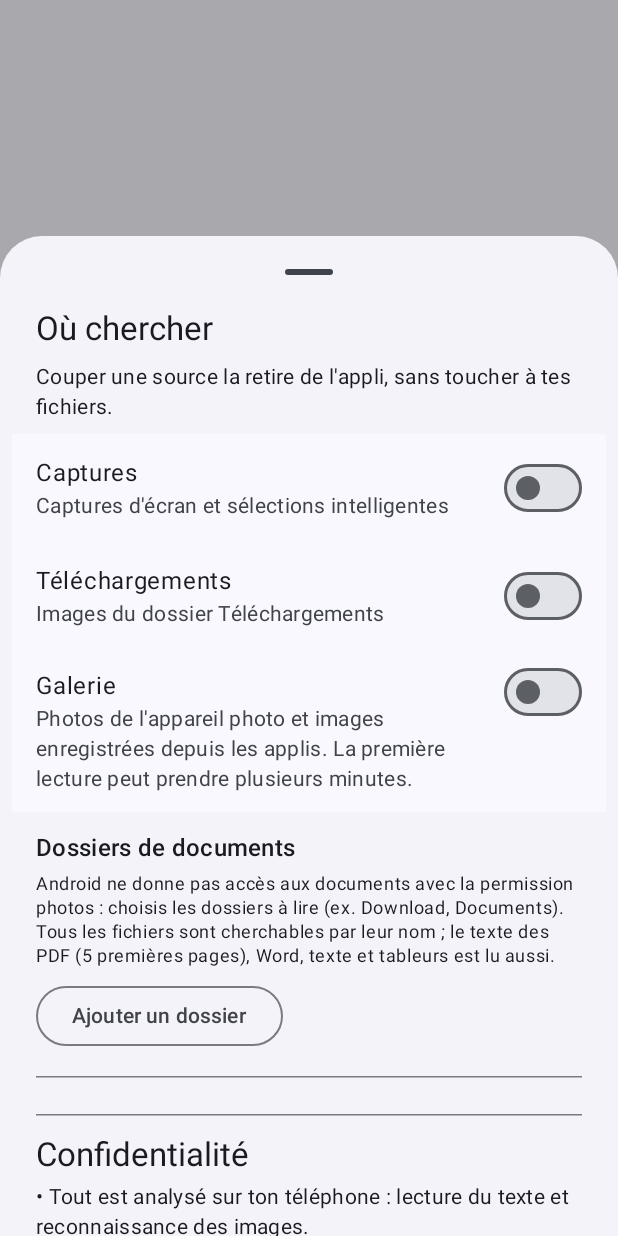
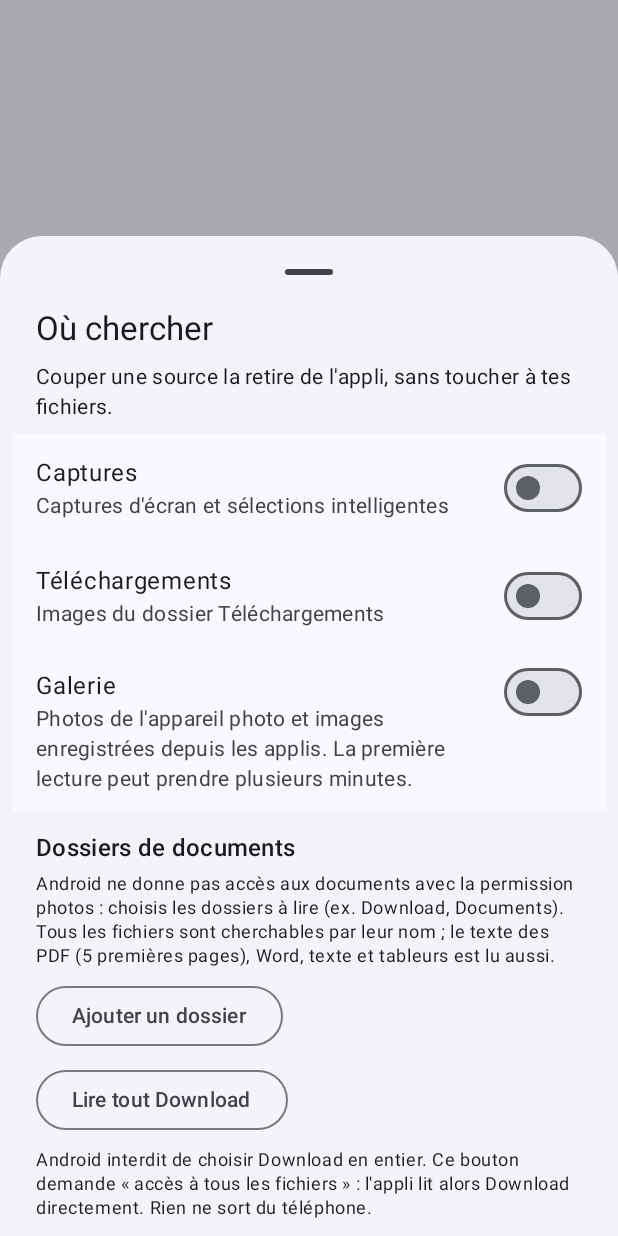
Before and after one commit to w-koujdal/trieur, an Android app built with Jetpack Compose: the composable SettingsSheet shown on its own in the app's theme, scrolled down 254 dp, on a phone screen of 412 x 824 dp. Run offline under Robolectric (Android 15) with nearby library versions, the phone set to English and light mode, and no system bars; 1 statement that could not run was skipped.

Commit message:
Download entier via « accès à tous les fichiers » (Android interdit de le choisir dans le sélecteur)
Co-Authored-By: Claude Opus 5.5 <noreply@anthropic.com>
Claude-Session: https://claude.ai/code/session_01EpDP6y3CgWhQAsLqBwaXEt

```diff
--- a/app/src/main/AndroidManifest.xml
+++ b/app/src/main/AndroidManifest.xml
@@ -24,6 +24,11 @@
     <uses-permission
         android:name="android.permission.READ_EXTERNAL_STORAGE"
         android:maxSdkVersion="32" />
+    <!-- « Accès à tous les fichiers », facultatif : seule façon de lire tout le dossier Download
+         (Android interdit de le choisir dans le sélecteur de dossier). -->
+    <uses-permission
+        android:name="android.permission.MANAGE_EXTERNAL_STORAGE"
+        tools:ignore="ScopedStorage" />
     <!-- Garde la tâche périodique d'indexation après un redémarrage du téléphone -->
     <uses-permission android:name="android.permission.RECEIVE_BOOT_COMPLETED" />
 
--- a/app/src/main/java/com/trieur/screenshots/ui/SettingsSheet.kt
+++ b/app/src/main/java/com/trieur/screenshots/ui/SettingsSheet.kt
@@ -33,6 +33,10 @@ import androidx.compose.ui.platform.LocalContext
 import androidx.compose.ui.semantics.Role
 import androidx.compose.ui.unit.dp
 import com.trieur.screenshots.data.Source
+import com.trieur.screenshots.scan.PdfSource
+import android.os.Environment
+import android.provider.Settings
+import java.io.File
 
 private val Source.help: String
     get() = when (this) {
@@ -46,7 +50,8 @@ private val Source.help: String
 
 /** « primary:Download/Factures » → « Download/Factures ». */
 private fun treeLabel(uri: String): String =
-    runCatching { DocumentsContract.getTreeDocumentId(Uri.parse(uri)).substringAfter(':').ifEmpty { "Stockage" } }
+    if (uri.startsWith("file:")) (Uri.parse(uri).path.orEmpty().removePrefix(PdfSource.storageRoot.absolutePath).trim('/').ifEmpty { "Stockage" }) + " (accès complet)"
+    else runCatching { DocumentsContract.getTreeDocumentId(Uri.parse(uri)).substringAfter(':').ifEmpty { "Stockage" } }
         .getOrDefault(uri)
 
 /** Un interrupteur par source ; toute la ligne est cliquable. Au moins une source reste active. */
@@ -93,6 +98,11 @@ fun SettingsSheet(
             }
             onAddPdfTree(uri.toString())
         }
+    }
+    // Download entier : Android l'interdit dans le sélecteur, seul « accès à tous les fichiers » le permet.
+    val downloadTree = PdfSource.fileTree(File(PdfSource.storageRoot, Environment.DIRECTORY_DOWNLOADS))
+    val allFiles = rememberLauncherForActivityResult(ActivityResultContracts.StartActivityForResult()) {
+        if (PdfSource.hasAllFiles()) onAddPdfTree(downloadTree)
     }
     val version = remember(context) {
         runCatching { context.packageManager.getPackageInfo(context.packageName, 0).versionName }.getOrNull() ?: "?"
@@ -151,6 +161,23 @@ fun SettingsSheet(
                 onClick = { pickFolder.launch(null) },
                 modifier = Modifier.padding(horizontal = 24.dp, vertical = 4.dp),
             ) { Text("Ajouter un dossier") }
+            if (downloadTree !in pdfTrees && android.os.Build.VERSION.SDK_INT >= 30) {
+                OutlinedButton(
+                    onClick = {
+                        if (PdfSource.hasAllFiles()) onAddPdfTree(downloadTree)
+                        else allFiles.launch(
+                            Intent(Settings.ACTION_MANAGE_APP_ALL_FILES_ACCESS_PERMISSION, Uri.parse("package:" + context.packageName)),
+                        )
+                    },
+                    modifier = Modifier.padding(horizontal = 24.dp, vertical = 4.dp),
+                ) { Text("Lire tout Download") }
+                Text(
+                    "Android interdit de choisir Download en entier. Ce bouton demande « accès à tous les fichiers » : " +
+                        "l'appli lit alors Download directement. Rien ne sort du téléphone.",
+                    style = MaterialTheme.typography.bodySmall,
+                    modifier = Modifier.padding(horizontal = 24.dp, vertical = 4.dp),
+                )
+            }
 
             HorizontalDivider(Modifier.padding(horizontal = 24.dp, vertical = 12.dp))
             devices()
--- a/app/src/main/res/xml/file_paths.xml
+++ b/app/src/main/res/xml/file_paths.xml
@@ -1,4 +1,6 @@
 <?xml version="1.0" encoding="utf-8"?>
 <paths>
     <cache-path name="remote" path="remote/" />
+    <!-- Documents lus avec « accès à tous les fichiers », partagés aux autres applis. -->
+    <external-path name="stockage" path="." />
 </paths>
```
Also changed, not shown: app/src/main/java/com/trieur/screenshots/scan/PdfSource.kt (+34 -0 lines), app/src/main/java/com/trieur/screenshots/ui/MediaActions.kt (+9 -2 lines).
